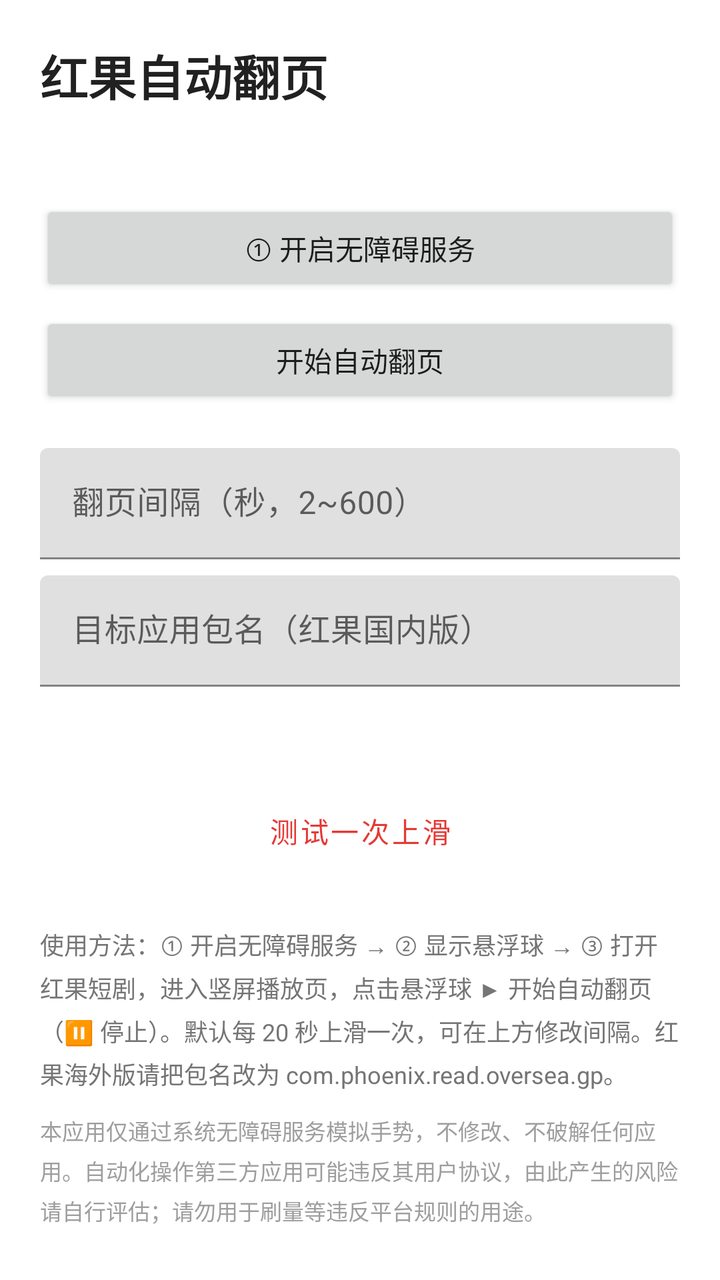
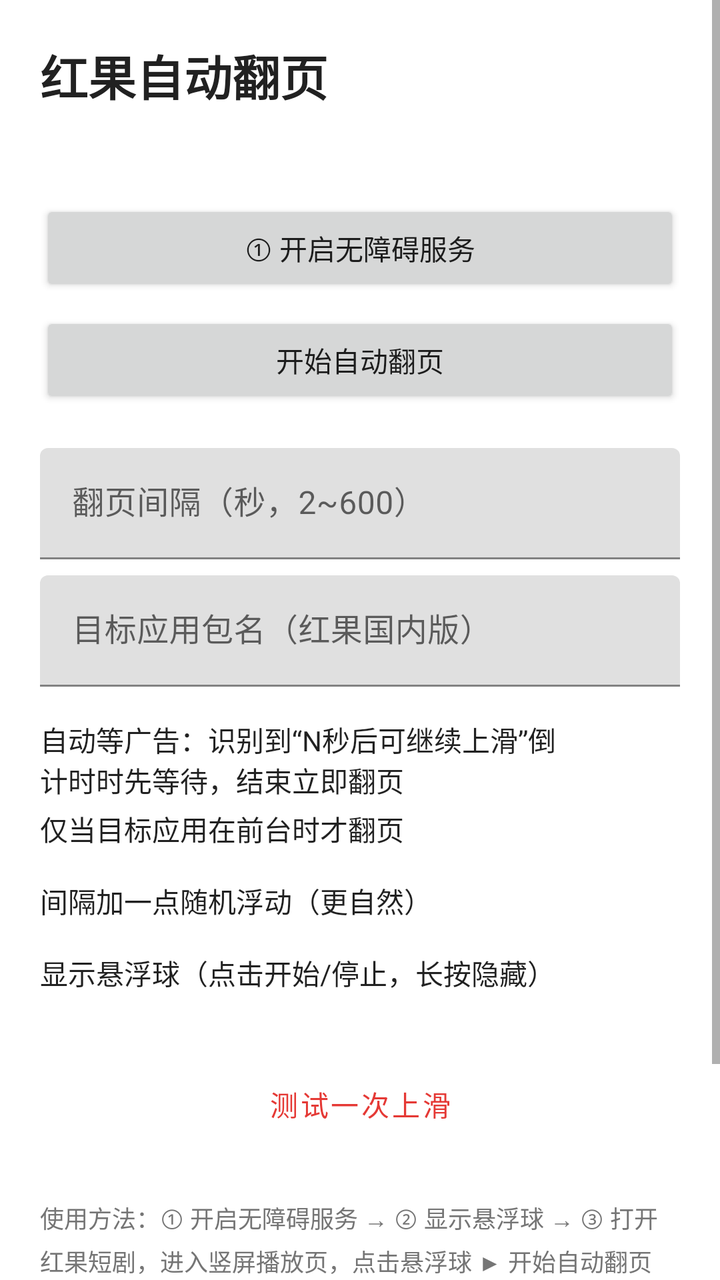

Two renders of the same Android screen: before a commit and after it. Below are the layout's source before the change and the commit's diff.
<!-- AndroidManifest.xml: application theme Theme.Hongguo -->
<!-- res/layout/activity_main.xml -->
<?xml version="1.0" encoding="utf-8"?>
<ScrollView xmlns:android="http://schemas.android.com/apk/res/android"
    android:layout_width="match_parent"
    android:layout_height="match_parent"
    android:fillViewport="true">

    <LinearLayout
        android:layout_width="match_parent"
        android:layout_height="wrap_content"
        android:orientation="vertical"
        android:padding="20dp">

        <TextView
            android:layout_width="wrap_content"
            android:layout_height="wrap_content"
            android:text="@string/app_name"
            android:textColor="#212121"
            android:textSize="24sp"
            android:textStyle="bold" />

        <TextView
            android:id="@+id/statusView"
            android:layout_width="match_parent"
            android:layout_height="wrap_content"
            android:layout_marginTop="10dp"
            android:lineSpacingExtra="4dp"
            android:textSize="14sp" />

        <Button
            android:id="@+id/btnAccessibility"
            android:layout_width="match_parent"
            android:layout_height="wrap_content"
            android:layout_marginTop="16dp"
            android:text="@string/btn_accessibility" />

        <Button
            android:id="@+id/btnToggle"
            android:layout_width="match_parent"
            android:layout_height="wrap_content"
            android:layout_marginTop="8dp"
            android:text="@string/btn_start" />

        <com.google.android.material.textfield.TextInputLayout
            android:layout_width="match_parent"
            android:layout_height="wrap_content"
            android:layout_marginTop="20dp"
            android:hint="@string/hint_interval">

            <com.google.android.material.textfield.TextInputEditText
                android:id="@+id/editInterval"
                android:layout_width="match_parent"
                android:layout_height="wrap_content"
                android:inputType="number"
                android:maxLength="4" />
        </com.google.android.material.textfield.TextInputLayout>

        <com.google.android.material.textfield.TextInputLayout
            android:layout_width="match_parent"
            android:layout_height="wrap_content"
            android:layout_marginTop="8dp"
            android:hint="@string/hint_package">

            <com.google.android.material.textfield.TextInputEditText
                android:id="@+id/editPackage"
                android:layout_width="match_parent"
                android:layout_height="wrap_content"
                android:inputType="text"
                android:maxLines="1" />
        </com.google.android.material.textfield.TextInputLayout>

        <com.google.android.material.materialswitch.MaterialSwitch
            android:id="@+id/switchAdWait"
            android:layout_width="match_parent"
            android:layout_height="wrap_content"
            android:layout_marginTop="16dp"
            android:checked="true"
            android:text="@string/switch_ad_wait" />

        <com.google.android.material.materialswitch.MaterialSwitch
            android:id="@+id/switchOnlyTarget"
            android:layout_width="match_parent"
            android:layout_height="wrap_content"
            android:layout_marginTop="4dp"
            android:checked="true"
            android:text="@string/switch_only_target" />

        <com.google.android.material.materialswitch.MaterialSwitch
            android:id="@+id/switchJitter"
            android:layout_width="match_parent"
            android:layout_height="wrap_content"
            android:layout_marginTop="4dp"
            android:checked="true"
            android:text="@string/switch_jitter" />

        <com.google.android.material.materialswitch.MaterialSwitch
            android:id="@+id/switchOverlay"
            android:layout_width="match_parent"
            android:layout_height="wrap_content"
            android:layout_marginTop="4dp"
            android:text="@string/switch_overlay" />

        <Button
            android:id="@+id/btnTest"
            style="@style/Widget.MaterialComponents.Button.OutlinedButton"
            android:layout_width="match_parent"
            android:layout_height="wrap_content"
            android:layout_marginTop="20dp"
            android:text="@string/btn_test" />

        <TextView
            android:layout_width="match_parent"
            android:layout_height="wrap_content"
            android:layout_marginTop="24dp"
            android:lineSpacingExtra="4dp"
            android:text="@string/usage_hint"
            android:textColor="#757575"
            android:textSize="12sp" />

        <TextView
            android:layout_width="match_parent"
            android:layout_height="wrap_content"
            android:layout_marginTop="12dp"
            android:lineSpacingExtra="4dp"
            android:text="@string/disclaimer"
            android:textColor="#9E9E9E"
            android:textSize="11sp" />
    </LinearLayout>
</ScrollView>
<!-- resources referenced by this layout -->
<resources>
  <string name="app_name">红果自动翻页</string>
  <string name="btn_accessibility">① 开启无障碍服务</string>
  <string name="btn_start">开始自动翻页</string>
  <string name="btn_test">测试一次上滑</string>
  <string name="disclaimer">本应用仅通过系统无障碍服务模拟手势，不修改、不破解任何应用。自动化操作第三方应用可能违反其用户协议，由此产生的风险请自行评估；请勿用于刷量等违反平台规则的用途。</string>
  <string name="hint_interval">翻页间隔（秒，2~600）</string>
  <string name="hint_package">目标应用包名（红果国内版）</string>
  <string name="switch_ad_wait">自动等广告：识别到“N秒后可继续上滑”倒计时时先等待，结束立即翻页</string>
  <string name="switch_jitter">间隔加一点随机浮动（更自然）</string>
  <string name="switch_only_target">仅当目标应用在前台时才翻页</string>
  <string name="switch_overlay">显示悬浮球（点击开始/停止，长按隐藏）</string>
  <string name="usage_hint">使用方法：① 开启无障碍服务 → ② 显示悬浮球 → ③ 打开红果短剧，进入竖屏播放页，点击悬浮球 ▶ 开始自动翻页（⏸ 停止）。默认每 20 秒上滑一次，可在上方修改间隔。红果海外版请把包名改为 com.phoenix.read.oversea.gp。</string>
  <style name="Theme.Hongguo" parent="Theme.MaterialComponents.DayNight.NoActionBar">
          <item name="colorPrimary">@color/primary</item>
          <item name="colorPrimaryVariant">@color/primary_dark</item>
          <item name="colorOnPrimary">#FFFFFF</item>
          <item name="colorSecondary">@color/primary</item>
          <item name="colorSecondaryVariant">@color/primary_dark</item>
          <item name="colorOnSecondary">#FFFFFF</item>
          <item name="android:statusBarColor">@color/primary_dark</item>
      </style>
  <color name="primary">#E53935</color>
  <color name="primary_dark">#C62828</color>
</resources>

<!-- the commit's change to res/layout/activity_main.xml (unified diff, before → after) -->
@@ -1,5 +1,6 @@
 <?xml version="1.0" encoding="utf-8"?>
 <ScrollView xmlns:android="http://schemas.android.com/apk/res/android"
+    xmlns:app="http://schemas.android.com/apk/res-auto"
     android:layout_width="match_parent"
     android:layout_height="match_parent"
     android:fillViewport="true">
@@ -74,6 +75,7 @@
             android:layout_height="wrap_content"
             android:layout_marginTop="16dp"
             android:checked="true"
+            app:showText="false"
             android:text="@string/switch_ad_wait" />
 
         <com.google.android.material.materialswitch.MaterialSwitch
@@ -82,6 +84,7 @@
             android:layout_height="wrap_content"
             android:layout_marginTop="4dp"
             android:checked="true"
+            app:showText="false"
             android:text="@string/switch_only_target" />
 
         <com.google.android.material.materialswitch.MaterialSwitch
@@ -90,6 +93,7 @@
             android:layout_height="wrap_content"
             android:layout_marginTop="4dp"
             android:checked="true"
+            app:showText="false"
             android:text="@string/switch_jitter" />
 
         <com.google.android.material.materialswitch.MaterialSwitch
@@ -97,6 +101,7 @@
             android:layout_width="match_parent"
             android:layout_height="wrap_content"
             android:layout_marginTop="4dp"
+            app:showText="false"
             android:text="@string/switch_overlay" />
 
         <Button
